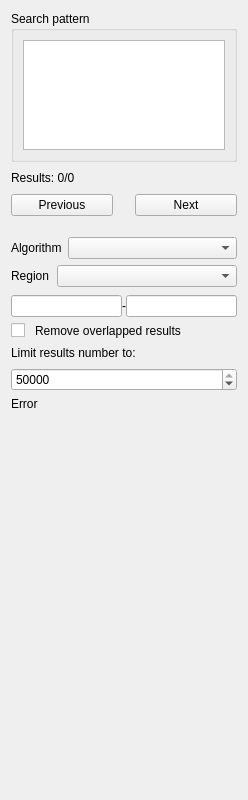
Qt form src/corelibs/U2View/src/ov_msa/find_pattern/FindPatternMsaForm.ui (violethaze74/ugene) before a commit.
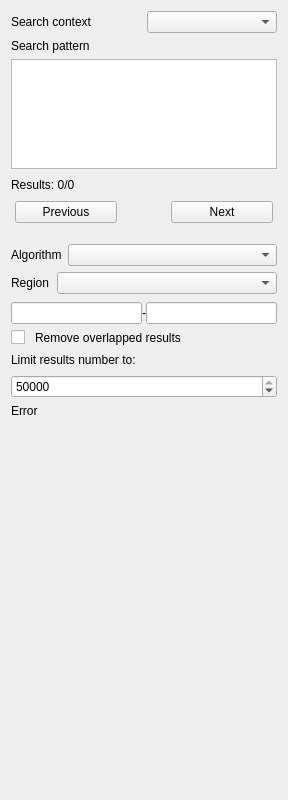
The same form after that commit.

Commit message: UGENE-6749. Search by sequence names in the Alignment Editor

```diff
--- a/src/corelibs/U2View/src/ov_msa/find_pattern/FindPatternMsaForm.ui
+++ b/src/corelibs/U2View/src/ov_msa/find_pattern/FindPatternMsaForm.ui
@@ -6,7 +6,7 @@
    <rect>
     <x>0</x>
     <y>0</y>
-    <width>248</width>
+    <width>288</width>
     <height>800</height>
    </rect>
   </property>
@@ -22,13 +22,31 @@
   <property name="windowTitle">
    <string notr="true">Form</string>
   </property>
-  <layout class="QVBoxLayout" name="verticalLayout_3">
-   <item>
-    <widget class="QGroupBox" name="searchPatternGroupBox">
-     <property name="title">
-      <string>Search pattern</string>
-     </property>
      <layout class="QVBoxLayout" name="verticalLayout">
+   <item>
+    <layout class="QHBoxLayout" name="horizontalLayout_6">
+     <item>
+      <widget class="QLabel" name="label_2">
+       <property name="text">
+        <string>Search context</string>
+       </property>
+       <property name="textFormat">
+        <enum>Qt::PlainText</enum>
+       </property>
+      </widget>
+     </item>
+     <item>
+      <widget class="QComboBox" name="searchContextComboBox"/>
+     </item>
+    </layout>
+   </item>
+   <item>
+    <widget class="QLabel" name="label_3">
+     <property name="text">
+      <string>Search pattern</string>
+     </property>
+    </widget>
+   </item>
       <item>
        <widget class="QTextEdit" name="textPattern">
         <property name="sizePolicy">
@@ -58,9 +76,9 @@
         <property name="undoRedoEnabled">
          <bool>false</bool>
         </property>
-       </widget>
-      </item>
-     </layout>
+     <property name="acceptRichText">
+      <bool>false</bool>
+     </property>
     </widget>
    </item>
    <item>
@@ -102,22 +120,9 @@
    </item>
    <item>
     <layout class="QHBoxLayout" name="horizontalLayout_3">
-     <item>
-      <spacer name="horizontalSpacer_3">
-       <property name="orientation">
-        <enum>Qt::Horizontal</enum>
-       </property>
-       <property name="sizeType">
-        <enum>QSizePolicy::MinimumExpanding</enum>
-       </property>
-       <property name="sizeHint" stdset="0">
-        <size>
-         <width>0</width>
-         <height>20</height>
-        </size>
-       </property>
-      </spacer>
-     </item>
+     <property name="spacing">
+      <number>0</number>
+     </property>
      <item>
       <widget class="QPushButton" name="prevPushButton">
        <property name="sizePolicy">
@@ -190,22 +195,6 @@
        </property>
       </widget>
      </item>
-     <item>
-      <spacer name="horizontalSpacer_4">
-       <property name="orientation">
-        <enum>Qt::Horizontal</enum>
-       </property>
-       <property name="sizeType">
-        <enum>QSizePolicy::MinimumExpanding</enum>
-       </property>
-       <property name="sizeHint" stdset="0">
-        <size>
-         <width>0</width>
-         <height>20</height>
-        </size>
-       </property>
-      </spacer>
-     </item>
     </layout>
    </item>
    <item>
```
Left out of the diff: 8 changed lines with no effect on the pictures. Lines whose indentation alone changed are shown as unchanged. The commit also changes 8 other files.
